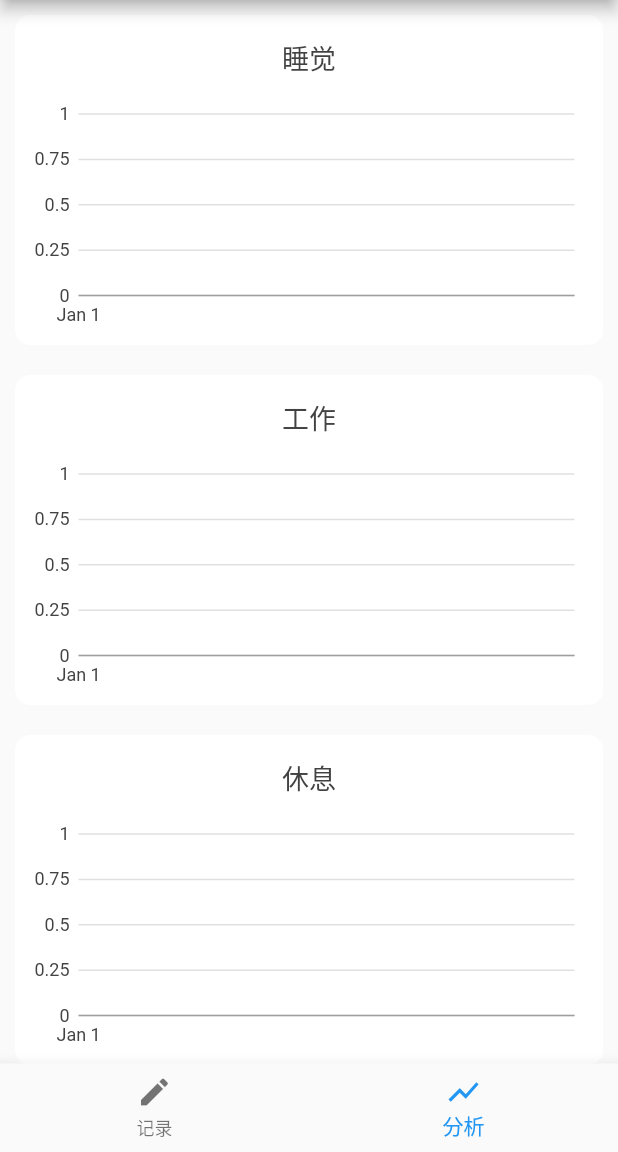
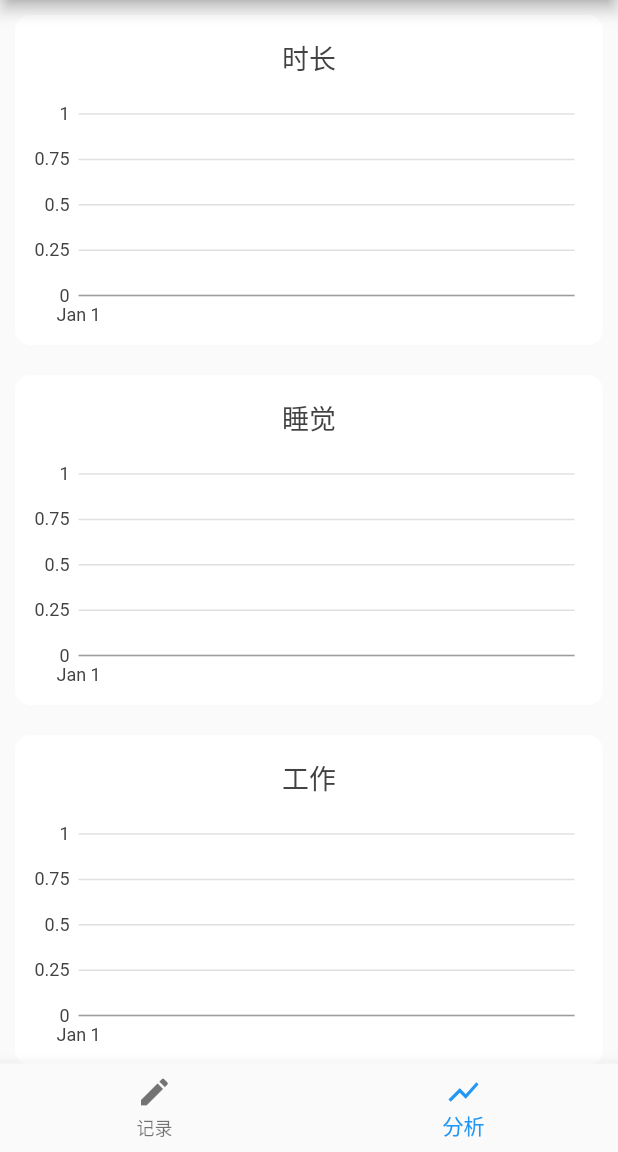
Before and after one commit to jiangtaozy/time-assistant, a Flutter app: the screen it shows after launch, item 2 of the bottom bar chosen, on a phone screen of 412 x 824 dp, the part 84-1236 px from its top. Run offline on Flutter 3.47's test engine with Material 2 defaults, Android fonts, the phone set to English and light mode, and no system bars; our stand-ins replace charts_flutter, flutter_swiper, sqflite; accounts and stored records are empty.

Commit message:
multi line series chart

```diff
--- a/lib/analysis/analysis.dart
+++ b/lib/analysis/analysis.dart
@@ -199,6 +199,46 @@ class AnalysisState extends State<Analysis> {
         ),
       );
     }).toList();
+    final List<charts.Series<dynamic, DateTime>> multiLineSeriesList = timeCategoryDuration.map((categoryDuration) {
+      return charts.Series<dynamic, DateTime>(
+        id: categoryDuration['categoryName'].toString(),
+        colorFn: (_, __) => charts.ColorUtil.fromDartColor(Color(int.parse(categoryDuration['color']))),
+        domainFn: (record, _) => record['dayTime'],
+        measureFn: (record, _) {
+          final hours = record['duration'].inHours;
+          final minutes = record['duration'].inMinutes % 60;
+          final duration = hours + minutes / 60;
+          return duration;
+        },
+        data: categoryDuration['durationList'],
+      );
+    }).toList();
+    Widget multiLineSeriesChart = SizedBox(
+      height: 240,
+      child: Container(
+        margin: EdgeInsets.all(10),
+        padding: EdgeInsets.all(5),
+        decoration: BoxDecoration(
+          color: Colors.white,
+          borderRadius: BorderRadius.all(
+            Radius.circular(10),
+          ),
+        ),
+        child: multiLineSeriesList.length == 0 ? null : charts.TimeSeriesChart(
+          multiLineSeriesList,
+          animate: true,
+          behaviors: [
+            charts.ChartTitle(
+              '时长',
+              behaviorPosition: charts.BehaviorPosition.top,
+              titleOutsideJustification: charts.OutsideJustification.start,
+              innerPadding: 18,
+            ),
+          ],
+        ),
+      ),
+    );
+    seriesChartList.insert(0, multiLineSeriesChart);
     return ListView(
       children: seriesChartList,
     );
```
